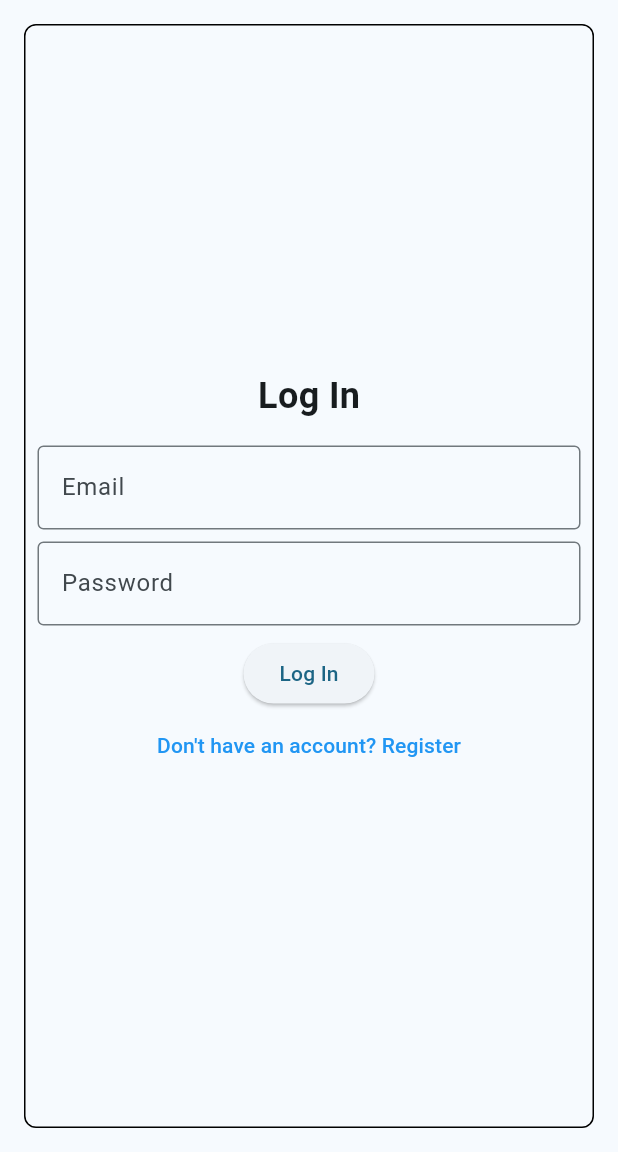
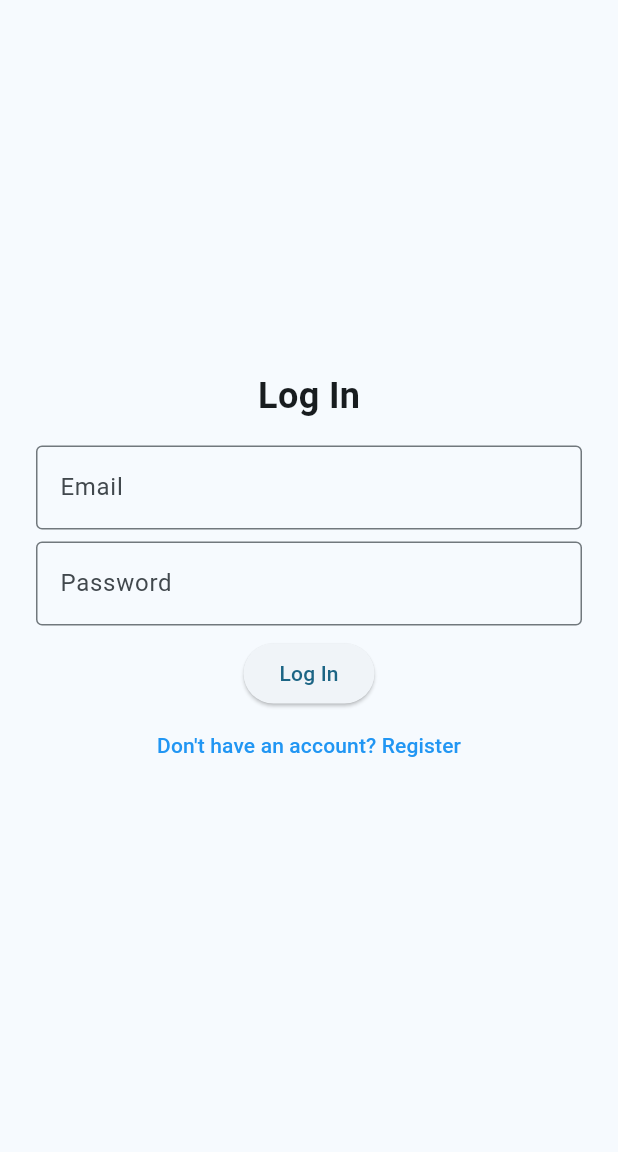
Before and after one commit to PhiGsu/hw4, a Flutter app: the screen it shows after launch, on a phone screen of 412 x 824 dp, the part 84-1236 px from its top. Run offline on Flutter 3.47's test engine with Material 3 defaults, Android fonts, the phone set to English and light mode, and no system bars; our stand-ins replace cloud_firestore, firebase_auth, firebase_core; accounts and stored records are empty.

Commit message:
Implement message board home_screen - Refactor of AppBar - Change display of login and register screens - Fix display of home screen - Fix build errors

```diff
--- a/lib/home_screen.dart
+++ b/lib/home_screen.dart
@@ -35,7 +35,7 @@ class _HomeScreenState extends State<HomeScreen> {
   @override
   Widget build(BuildContext context) {
     return Scaffold(
-      appBar: const MessageBoardAppBar(),
+      appBar: const MessageBoardAppBar(isLoggedIn: true),
       drawer: const MessageBoardAppDrawer(),
       body: StreamBuilder<QuerySnapshot>(
         stream: getBoards(),
@@ -55,6 +55,7 @@ class _HomeScreenState extends State<HomeScreen> {
 
               return ListView.builder(
                 itemCount: boards.length,
+                padding: EdgeInsets.only(bottom: 8),
                 itemBuilder: (context, index) {
                   final board = boards[index];
                   return ListTile(
@@ -62,7 +63,7 @@ class _HomeScreenState extends State<HomeScreen> {
                     tileColor: boardColors[board['name']],
                     leading: Icon(
                       boardIcons[board['name']] ?? Icons.question_mark,
-                      size: minTileHeight * 0.75,
+                      size: minTileHeight * 0.4,
                     ),
                     minTileHeight: minTileHeight,
                     onTap: () {
--- a/lib/login_screen.dart
+++ b/lib/login_screen.dart
@@ -80,15 +80,11 @@ class _LoginScreenState extends State<LoginScreen> {
   @override
   Widget build(BuildContext context) {
     return Scaffold(
-      appBar: const MessageBoardAppBar(),
+      appBar: const MessageBoardAppBar(isLoggedIn: false),
       body: Center(
         child: Container(
           margin: const EdgeInsets.all(16),
           padding: const EdgeInsets.all(8),
-          decoration: BoxDecoration(
-            border: Border.all(),
-            borderRadius: BorderRadius.circular(8),
-          ),
           child: Form(
             key: _formKey,
             child: Column(
--- a/lib/main.dart
+++ b/lib/main.dart
@@ -1,4 +1,3 @@
-import 'package:firebase_auth/firebase_auth.dart';
 import 'package:firebase_core/firebase_core.dart';
 import 'package:flutter/material.dart';
 import 'package:hw4/firebase_options.dart';
@@ -30,22 +29,25 @@ class MessageBoardApp extends StatelessWidget {
 }
 
 // Appbar to be used across all screens
-class MessageBoardAppBar extends StatelessWidget implements PreferredSizeWidget {
-  const MessageBoardAppBar({super.key});
+class MessageBoardAppBar extends StatelessWidget
+    implements PreferredSizeWidget {
+  final bool isLoggedIn;
+  final String title;
+
+  const MessageBoardAppBar({
+    super.key,
+    required this.isLoggedIn,
+    this.title = 'Message Board',
+  });
 
   @override
   Size get preferredSize => Size.fromHeight(kToolbarHeight);
 
   @override
   Widget build(BuildContext context) {
-    return StreamBuilder<User?>(
-      stream: FirebaseAuth.instance.authStateChanges(),
-      builder: (context, snapshot) {
-        bool isLoggedIn = snapshot.hasData;
-
     return AppBar(
       backgroundColor: Theme.of(context).colorScheme.inversePrimary,
-          title: Text('Message Board'),
+      title: Text(title),
       centerTitle: true,
       leading: isLoggedIn
           ? IconButton(
@@ -55,8 +57,6 @@ class MessageBoardAppBar extends StatelessWidget implements PreferredSizeWidget
               icon: const Icon(Icons.menu),
             )
           : null,
-        );
-      },
     );
   }
 }
```
Also changed, not shown: lib/message_board_screen.dart (+127 -2 lines), lib/register_screen.dart (+10 -8 lines), 1 other file. Lines whose indentation alone changed are shown as unchanged.
